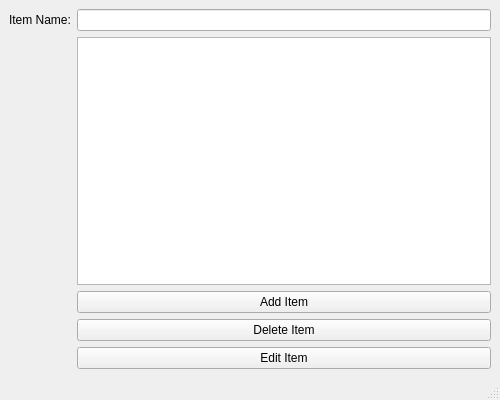
First picture: the form in ToDoList/mainwindow.ui, repository BOB450/To-do-list-GUI, before the edit.
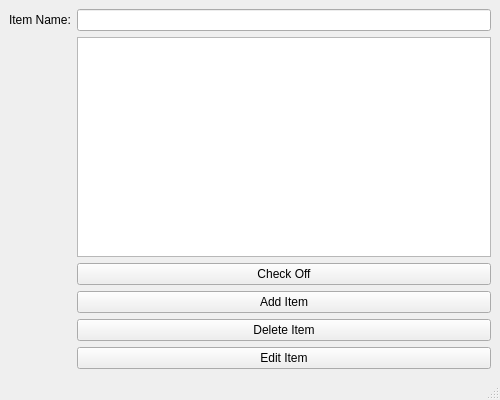
Second picture: the form after the edit.

Commit message: added the check off functionality

```diff
--- a/ToDoList/mainwindow.ui
+++ b/ToDoList/mainwindow.ui
@@ -28,27 +28,34 @@
     <item row="0" column="1">
      <widget class="QLineEdit" name="lineEdit"/>
     </item>
-    <item row="3" column="1">
+    <item row="4" column="1">
      <widget class="QPushButton" name="pushButton">
       <property name="text">
        <string>Add Item</string>
       </property>
      </widget>
     </item>
-    <item row="4" column="1">
+    <item row="5" column="1">
      <widget class="QPushButton" name="pushButton_2">
       <property name="text">
        <string>Delete Item</string>
       </property>
      </widget>
     </item>
-    <item row="5" column="1">
+    <item row="6" column="1">
      <widget class="QPushButton" name="pushButton_3">
       <property name="text">
        <string>Edit Item</string>
       </property>
      </widget>
     </item>
+    <item row="3" column="1">
+     <widget class="QPushButton" name="pushButton_4">
+      <property name="text">
+       <string>Check Off</string>
+      </property>
+     </widget>
+    </item>
    </layout>
   </widget>
   <widget class="QStatusBar" name="statusbar"/>
```
The commit also changes 2 other files.
